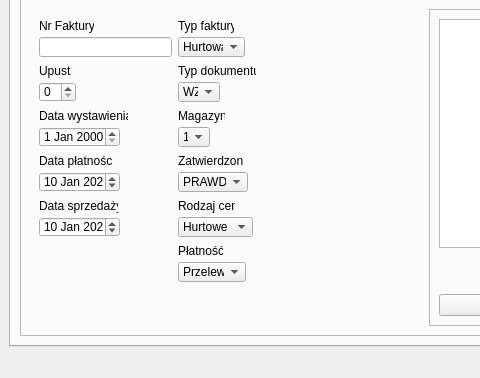
The window that view/tryui.ui (PrzemyslawSarnacki/invoiceApp) describes before a commit, drawn with Qt 5; both pictures show x 0 to 480 and y 376 to 754 of the 852 by 754 pixel window.
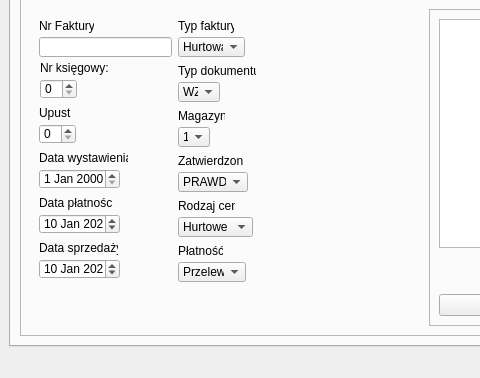
The same window after the commit. The open tabs and pages were chosen to show the change.

```diff
--- a/view/tryui.ui
+++ b/view/tryui.ui
@@ -294,7 +294,7 @@
                 <property name="geometry">
                  <rect>
                   <x>9</x>
-                  <y>54</y>
+                  <y>96</y>
                   <width>32</width>
                   <height>16</height>
                  </rect>
@@ -307,7 +307,7 @@
                 <property name="geometry">
                  <rect>
                   <x>9</x>
-                  <y>73</y>
+                  <y>115</y>
                   <width>37</width>
                   <height>20</height>
                  </rect>
@@ -317,7 +317,7 @@
                 <property name="geometry">
                  <rect>
                   <x>9</x>
-                  <y>99</y>
+                  <y>141</y>
                   <width>89</width>
                   <height>16</height>
                  </rect>
@@ -330,7 +330,7 @@
                 <property name="geometry">
                  <rect>
                   <x>9</x>
-                  <y>118</y>
+                  <y>160</y>
                   <width>81</width>
                   <height>20</height>
                  </rect>
@@ -340,7 +340,7 @@
                 <property name="geometry">
                  <rect>
                   <x>9</x>
-                  <y>144</y>
+                  <y>186</y>
                   <width>73</width>
                   <height>16</height>
                  </rect>
@@ -353,7 +353,7 @@
                 <property name="geometry">
                  <rect>
                   <x>9</x>
-                  <y>163</y>
+                  <y>205</y>
                   <width>81</width>
                   <height>20</height>
                  </rect>
@@ -393,7 +393,7 @@
                 <property name="geometry">
                  <rect>
                   <x>9</x>
-                  <y>189</y>
+                  <y>231</y>
                   <width>79</width>
                   <height>16</height>
                  </rect>
@@ -406,7 +406,7 @@
                 <property name="geometry">
                  <rect>
                   <x>9</x>
-                  <y>208</y>
+                  <y>250</y>
                   <width>81</width>
                   <height>20</height>
                  </rect>
@@ -637,6 +637,29 @@
                  <string>Płatność:</string>
                 </property>
                </widget>
+               <widget class="QLabel" name="discountLabel_3">
+                <property name="geometry">
+                 <rect>
+                  <x>10</x>
+                  <y>51</y>
+                  <width>71</width>
+                  <height>16</height>
+                 </rect>
+                </property>
+                <property name="text">
+                 <string>Nr księgowy:</string>
+                </property>
+               </widget>
+               <widget class="QSpinBox" name="accountingNumberSpinBox">
+                <property name="geometry">
+                 <rect>
+                  <x>10</x>
+                  <y>70</y>
+                  <width>37</width>
+                  <height>20</height>
+                 </rect>
+                </property>
+               </widget>
               </widget>
              </item>
             </layout>
```
Left out of the diff: 7 changed lines with no effect on the pictures.
